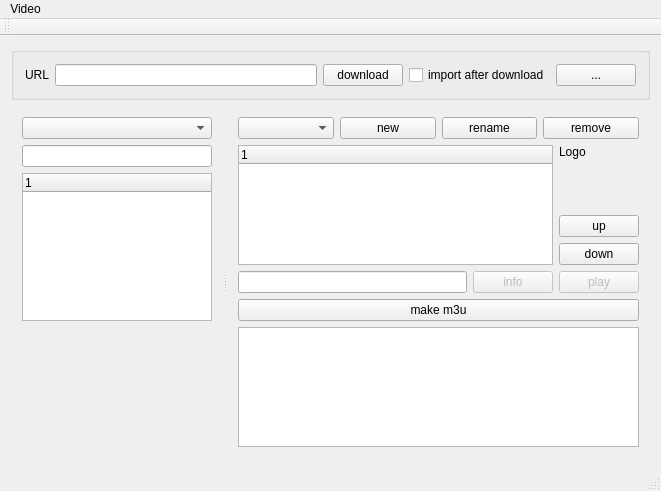
sgersing73/m3uMan, file mainwindow.ui: the form before one commit.
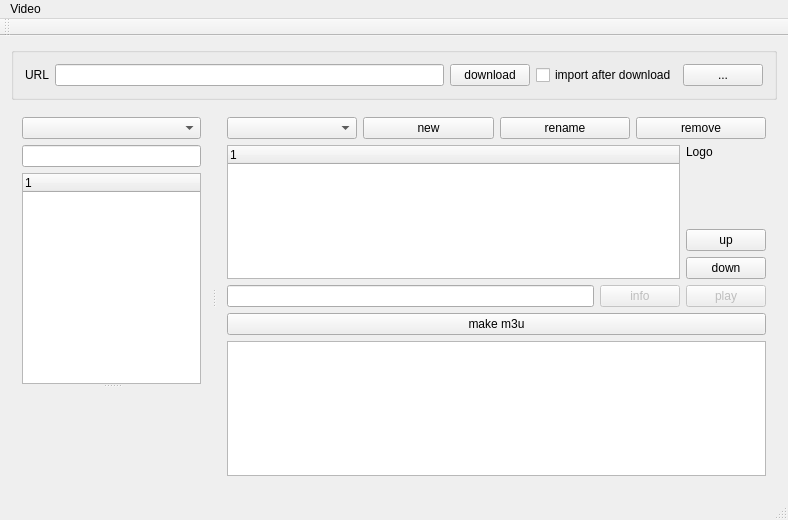
The form after the commit. Custom widgets are drawn as their Qt base class.

```diff
--- a/mainwindow.ui
+++ b/mainwindow.ui
@@ -6,8 +6,8 @@
    <rect>
     <x>0</x>
     <y>0</y>
-    <width>661</width>
-    <height>491</height>
+    <width>788</width>
+    <height>520</height>
    </rect>
   </property>
   <property name="windowTitle">
@@ -68,7 +68,7 @@
      </widget>
     </item>
     <item row="1" column="0">
-     <widget class="QSplitter" name="splitter">
+     <widget class="QSplitter" name="splitter_2">
       <property name="orientation">
        <enum>Qt::Horizontal</enum>
       </property>
@@ -92,6 +92,10 @@
          </widget>
         </item>
         <item>
+         <widget class="QSplitter" name="splitter">
+          <property name="orientation">
+           <enum>Qt::Vertical</enum>
+          </property>
          <widget class="QTreeWidget" name="treeWidget">
           <property name="mouseTracking">
            <bool>true</bool>
@@ -108,15 +112,7 @@
            </property>
           </column>
          </widget>
-        </item>
-        <item>
-         <widget class="VlcWidgetVideo" name="widVideo" native="true">
-          <property name="minimumSize">
-           <size>
-            <width>160</width>
-            <height>120</height>
-           </size>
-          </property>
+          <widget class="VlcWidgetVideo" name="widVideo" native="true"/>
          </widget>
         </item>
        </layout>
@@ -266,8 +262,8 @@
     <rect>
      <x>0</x>
      <y>0</y>
-     <width>661</width>
-     <height>21</height>
+     <width>788</width>
+     <height>30</height>
     </rect>
    </property>
    <widget class="QMenu" name="menuVideo">
```
Lines whose indentation alone changed are shown as unchanged.
